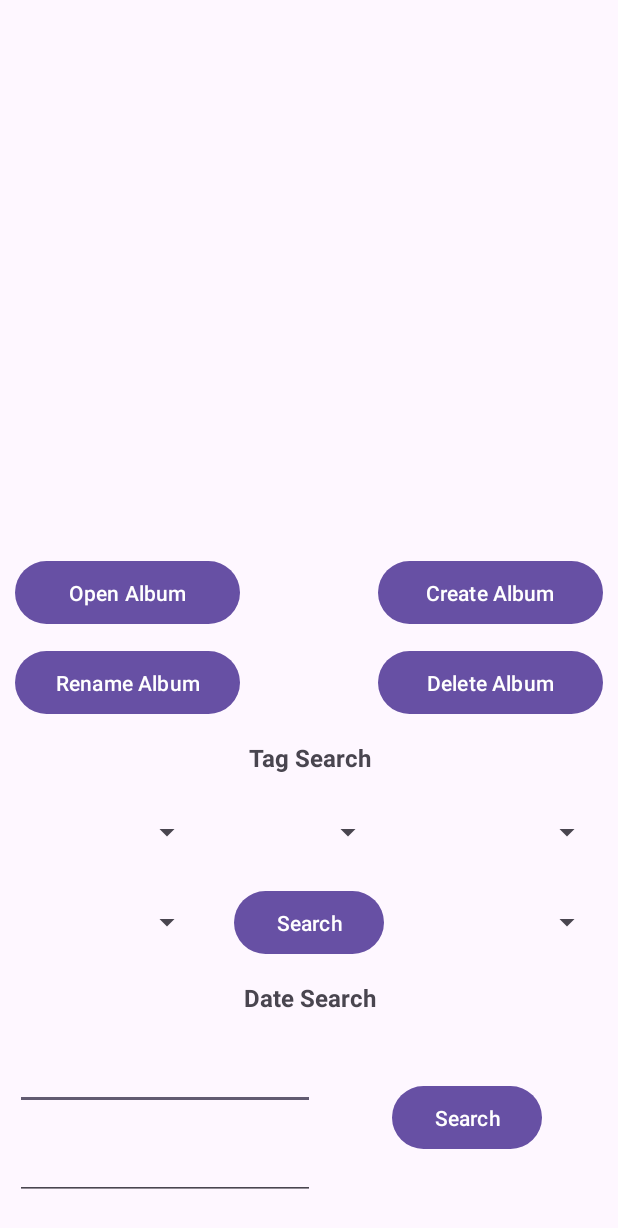
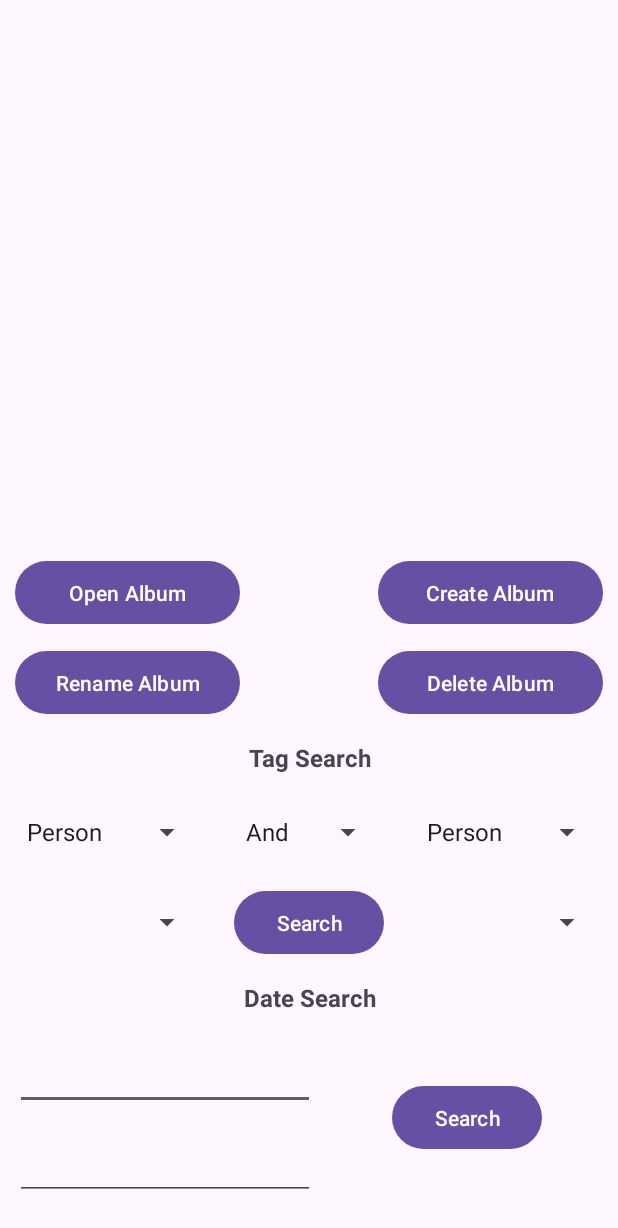
Before and after one commit to GiioRL/Android-45, an Android app: the screen it shows after launch (MainActivity), on a phone screen of 412 x 824 dp. Shown: the top 1228 px of the screen. Run offline under Robolectric (Android 15) with nearby library versions, the phone set to English and light mode, and no system bars.

Commit message:
Main activity setup

```diff
--- a/app/src/main/java/com/example/android_45/MainActivity.java
+++ b/app/src/main/java/com/example/android_45/MainActivity.java
@@ -1,6 +1,12 @@
 package com.example.android_45;
 
 import android.os.Bundle;
+import android.view.View;
+import android.widget.ArrayAdapter;
+import android.widget.Button;
+import android.widget.EditText;
+import android.widget.LinearLayout;
+import android.widget.Spinner;
 
 import androidx.activity.EdgeToEdge;
 import androidx.appcompat.app.AppCompatActivity;
@@ -9,6 +15,15 @@ import androidx.core.view.ViewCompat;
 import androidx.core.view.WindowInsetsCompat;
 
 public class MainActivity extends AppCompatActivity {
+
+    LinearLayout albumScrollContainer;
+
+    Button openAlbumButon, createAlbumButon, renameAlbumButon, deleteAlbumButon, tagSearchButon, dateSearchButon;
+
+    Spinner tagDropdown1, conjunctionBox, tagDropdown2, valueDropdown1, valueDropdown2;
+
+    // Date fields
+    EditText fromDate, toDate;
 
     @Override
     protected void onCreate(Bundle savedInstanceState) {
@@ -20,5 +35,63 @@ public class MainActivity extends AppCompatActivity {
             v.setPadding(systemBars.left, systemBars.top, systemBars.right, systemBars.bottom);
             return insets;
         });
+
+//        Match XML elements to Java objects
+        albumScrollContainer = findViewById(R.id.albumScrollContainer);
+
+        openAlbumButon = findViewById(R.id.openAlbumButon);
+        createAlbumButon = findViewById(R.id.createAlbumButon);
+        renameAlbumButon = findViewById(R.id.renameAlbumButon);
+        deleteAlbumButon = findViewById(R.id.deleteAlbumButon);
+        tagSearchButon = findViewById(R.id.tagSearchButon);
+        dateSearchButon = findViewById(R.id.dateSearchButon);
+
+        tagDropdown1 = findViewById(R.id.tagDropdown1);
+        conjunctionBox = findViewById(R.id.conjunctionBox);
+        tagDropdown2 = findViewById(R.id.tagDropdown2);
+        valueDropdown1 = findViewById(R.id.valueDropdown1);
+        valueDropdown2 = findViewById(R.id.valueDropdown2);
+
+        fromDate = findViewById(R.id.fromDate);
+        toDate = findViewById(R.id.toDate);
+
+//        Set onClick Listeners
+        openAlbumButon.setOnClickListener(view -> openAlbum());
+        createAlbumButon.setOnClickListener(view -> createAlbum());
+        renameAlbumButon.setOnClickListener(view -> renameAlbum());
+        deleteAlbumButon.setOnClickListener(view -> deleteAlbum());
+        tagSearchButon.setOnClickListener(view -> tagSearch());
+        dateSearchButon.setOnClickListener(view -> dateSearch());
+
+//        Set Spinner values
+        ArrayAdapter<String> tagAdapter = new ArrayAdapter<>(this, androidx.appcompat.R.layout.support_simple_spinner_dropdown_item, new String[]{"Person", "Location"});
+        tagDropdown1.setAdapter(tagAdapter);
+        tagDropdown2.setAdapter(tagAdapter);
+        ArrayAdapter<String> conjunctionAdapter = new ArrayAdapter<>(this, androidx.appcompat.R.layout.support_simple_spinner_dropdown_item, new String[]{"And", "Or"});
+        conjunctionBox.setAdapter(conjunctionAdapter);
+    }
+
+    void openAlbum() {
+
+    }
+
+    void createAlbum() {
+
+    }
+
+    void renameAlbum() {
+
+    }
+
+    void deleteAlbum() {
+
+    }
+
+    void tagSearch() {
+
+    }
+
+    void dateSearch() {
+
     }
 }
--- a/app/src/main/res/layout/activity_main.xml
+++ b/app/src/main/res/layout/activity_main.xml
@@ -19,6 +19,7 @@
         android:layout_marginEnd="10dp">
 
         <LinearLayout
+            android:id="@+id/albumScrollContainer"
             android:layout_width="match_parent"
             android:layout_height="wrap_content"
             android:orientation="horizontal">
@@ -96,7 +97,7 @@
     </TextView>
 
     <Spinner
-        android:id="@+id/tagDropDown1"
+        android:id="@+id/tagDropdown1"
         android:layout_width="125dp"
         android:layout_height="50dp"
         app:layout_constraintTop_toBottomOf="@id/tagSearch"
@@ -109,16 +110,16 @@
         android:id="@+id/conjunctionBox"
         android:layout_width="100dp"
         android:layout_height="50dp"
-        app:layout_constraintTop_toTopOf="@id/tagDropDown1"
-        app:layout_constraintStart_toEndOf="@+id/tagDropDown1"
-        app:layout_constraintEnd_toStartOf="@id/tagDropDown2">
+        app:layout_constraintTop_toTopOf="@id/tagDropdown1"
+        app:layout_constraintStart_toEndOf="@+id/tagDropdown1"
+        app:layout_constraintEnd_toStartOf="@id/tagDropdown2">
     </Spinner>
 
     <Spinner
-        android:id="@+id/tagDropDown2"
+        android:id="@+id/tagDropdown2"
         android:layout_width="125dp"
         android:layout_height="50dp"
-        app:layout_constraintTop_toTopOf="@id/tagDropDown1"
+        app:layout_constraintTop_toTopOf="@id/tagDropdown1"
         app:layout_constraintEnd_toEndOf="parent"
         android:layout_marginEnd="10dp">
     </Spinner>
@@ -127,8 +128,8 @@
         android:id="@+id/valueDropdown1"
         android:layout_width="125dp"
         android:layout_height="50dp"
-        app:layout_constraintTop_toBottomOf="@id/tagDropDown1"
-        app:layout_constraintStart_toStartOf="@id/tagDropDown1"
+        app:layout_constraintTop_toBottomOf="@id/tagDropdown1"
+        app:layout_constraintStart_toStartOf="@id/tagDropdown1"
         android:layout_marginTop="10dp">
     </Spinner>
 
@@ -147,7 +148,7 @@
         android:layout_width="125dp"
         android:layout_height="50dp"
         app:layout_constraintTop_toTopOf="@id/valueDropdown1"
-        app:layout_constraintEnd_toEndOf="@id/tagDropDown2">
+        app:layout_constraintEnd_toEndOf="@id/tagDropdown2">
     </Spinner>
 
     <TextView
```
